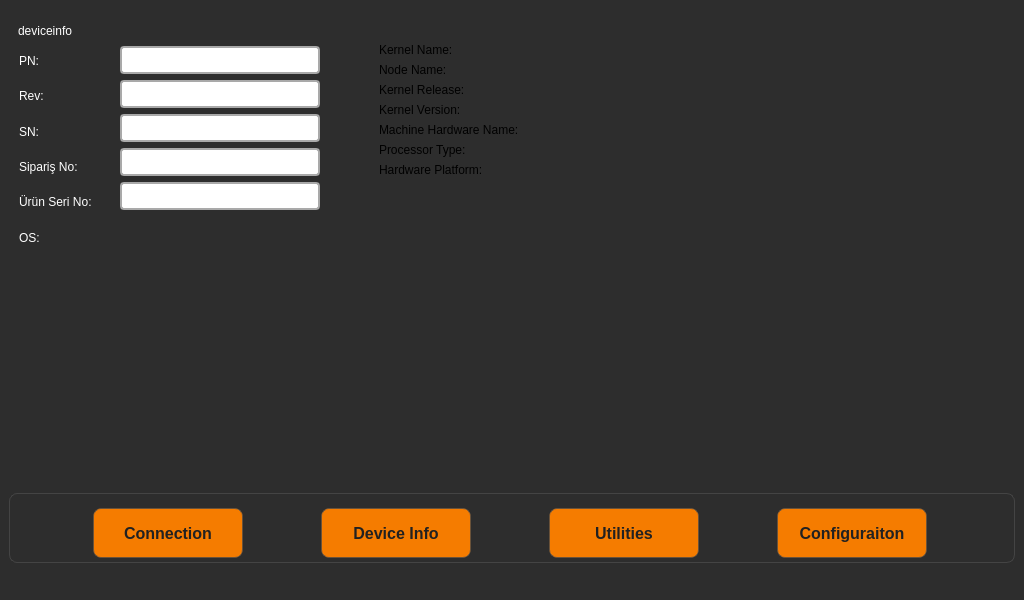
Before: the Qt Designer form mainwindow.ui in xemreyayla/mte-toolbox, drawn with Qt 5.
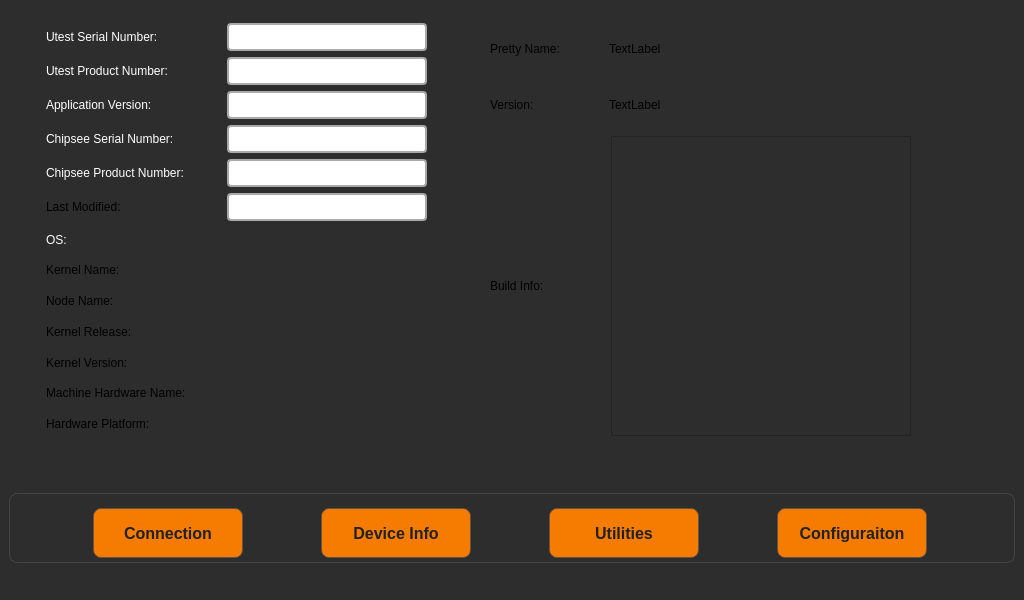
After: the same form once the commit is applied.

Patch:
```diff
--- a/mainwindow.ui
+++ b/mainwindow.ui
@@ -87,324 +87,495 @@
        <number>0</number>
       </property>
       <widget class="QWidget" name="DeviceInfoPage">
-       <widget class="QLabel" name="deviceinfoLabel">
-        <property name="geometry">
-         <rect>
-          <x>9</x>
-          <y>9</y>
-          <width>58</width>
-          <height>17</height>
-         </rect>
-        </property>
-        <property name="styleSheet">
-         <string notr="true">color: white;</string>
-        </property>
-        <property name="text">
-         <string>deviceinfo</string>
-        </property>
-       </widget>
-       <widget class="QWidget" name="layoutWidget">
+       <widget class="QWidget" name="">
         <property name="geometry">
          <rect>
           <x>10</x>
-          <y>33</y>
-          <width>301</width>
-          <height>206</height>
+          <y>10</y>
+          <width>921</width>
+          <height>413</height>
          </rect>
         </property>
-        <layout class="QHBoxLayout" name="horizontalLayout_2">
-         <item>
-          <layout class="QVBoxLayout" name="verticalLayout">
-           <item>
-            <widget class="QLabel" name="label">
-             <property name="styleSheet">
-              <string notr="true">color: white;</string>
-             </property>
-             <property name="text">
-              <string>PN:</string>
-             </property>
-            </widget>
-           </item>
-           <item>
-            <widget class="QLabel" name="label_6">
-             <property name="styleSheet">
-              <string notr="true">color: white;</string>
-             </property>
-             <property name="text">
-              <string>Rev:</string>
-             </property>
-            </widget>
-           </item>
-           <item>
-            <widget class="QLabel" name="label_3">
-             <property name="styleSheet">
-              <string notr="true">color: white;</string>
-             </property>
-             <property name="text">
-              <string>SN:</string>
-             </property>
-            </widget>
-           </item>
-           <item>
-            <widget class="QLabel" name="label_4">
-             <property name="styleSheet">
-              <string notr="true">color: white;</string>
-             </property>
-             <property name="text">
-              <string>Sipariş No:</string>
-             </property>
-            </widget>
-           </item>
-           <item>
-            <widget class="QLabel" name="label_5">
-             <property name="styleSheet">
-              <string notr="true">color: white;</string>
-             </property>
-             <property name="text">
-              <string>Ürün Seri No:</string>
-             </property>
-            </widget>
-           </item>
-           <item>
-            <widget class="QLabel" name="label_2">
-             <property name="styleSheet">
-              <string notr="true">color: white;</string>
-             </property>
-             <property name="text">
-              <string>OS:</string>
-             </property>
-            </widget>
-           </item>
-          </layout>
-         </item>
-         <item>
+        <layout class="QGridLayout" name="gridLayout_4">
+         <item row="1" column="0">
           <layout class="QGridLayout" name="gridLayout">
-           <item row="3" column="0">
-            <widget class="QLineEdit" name="snLineEdit">
-             <property name="maximumSize">
-              <size>
-               <width>200</width>
-               <height>16777215</height>
-              </size>
-             </property>
-             <property name="styleSheet">
-              <string notr="true">border: 2px solid #A9A9A9;
-border-radius: 4px;
-padding: 4px;
-background-color: white;
-color: black;</string>
-             </property>
-            </widget>
+           <item row="0" column="0">
+            <layout class="QVBoxLayout" name="verticalLayout">
+             <item>
+              <widget class="QLabel" name="label_2">
+               <property name="maximumSize">
+                <size>
+                 <width>185</width>
+                 <height>16777215</height>
+                </size>
+               </property>
+               <property name="styleSheet">
+                <string notr="true">color: white;</string>
+               </property>
+               <property name="text">
+                <string>OS:</string>
+               </property>
+              </widget>
+             </item>
+             <item>
+              <widget class="QLabel" name="kernelNameLabel">
+               <property name="maximumSize">
+                <size>
+                 <width>185</width>
+                 <height>16777215</height>
+                </size>
+               </property>
+               <property name="text">
+                <string>Kernel Name:</string>
+               </property>
+              </widget>
+             </item>
+             <item>
+              <widget class="QLabel" name="nodeNameLabel">
+               <property name="maximumSize">
+                <size>
+                 <width>185</width>
+                 <height>16777215</height>
+                </size>
+               </property>
+               <property name="text">
+                <string>Node Name:</string>
+               </property>
+              </widget>
+             </item>
+             <item>
+              <widget class="QLabel" name="kernelReleaseLabel">
+               <property name="maximumSize">
+                <size>
+                 <width>185</width>
+                 <height>16777215</height>
+                </size>
+               </property>
+               <property name="text">
+                <string>Kernel Release:</string>
+               </property>
+              </widget>
+             </item>
+             <item>
+              <widget class="QLabel" name="kernelVersionLabel">
+               <property name="maximumSize">
+                <size>
+                 <width>185</width>
+                 <height>16777215</height>
+                </size>
+               </property>
+               <property name="text">
+                <string>Kernel Version:</string>
+               </property>
+              </widget>
+             </item>
+             <item>
+              <widget class="QLabel" name="machineHardwareLabel">
+               <property name="maximumSize">
+                <size>
+                 <width>185</width>
+                 <height>16777215</height>
+                </size>
+               </property>
+               <property name="text">
+                <string>Machine Hardware Name:</string>
+               </property>
+              </widget>
+             </item>
+             <item>
+              <widget class="QLabel" name="hardwarePlatformLabel">
+               <property name="maximumSize">
+                <size>
+                 <width>185</width>
+                 <height>16777215</height>
+                </size>
+               </property>
+               <property name="text">
+                <string>Hardware Platform:</string>
+               </property>
+              </widget>
+             </item>
+            </layout>
            </item>
-           <item row="4" column="0">
-            <widget class="QLineEdit" name="siparisnoLineEdit">
-             <property name="maximumSize">
-              <size>
-               <width>200</width>
-               <height>16777215</height>
-              </size>
+           <item row="0" column="1">
+            <layout class="QVBoxLayout" name="verticalLayout_6">
+             <item>
+              <widget class="QLabel" name="osLabel">
+               <property name="text">
+                <string/>
+               </property>
+              </widget>
+             </item>
+             <item>
+              <widget class="QLabel" name="kernelnOLabel">
+               <property name="text">
+                <string/>
+               </property>
+              </widget>
+             </item>
+             <item>
+              <widget class="QLabel" name="nodenOLabel">
+               <property name="text">
+                <string/>
+               </property>
+              </widget>
+             </item>
+             <item>
+              <widget class="QLabel" name="kernelrOLabel">
+               <property name="text">
+                <string/>
+               </property>
+              </widget>
+             </item>
+             <item>
+              <widget class="QLabel" name="kernelvOLabel">
+               <property name="text">
+                <string/>
+               </property>
+              </widget>
+             </item>
+             <item>
+              <widget class="QLabel" name="machinehOLabel">
+               <property name="text">
+                <string/>
+               </property>
+              </widget>
+             </item>
+             <item>
+              <widget class="QLabel" name="hardwarepOlabel">
+               <property name="text">
+                <string/>
+               </property>
+              </widget>
+             </item>
+            </layout>
+           </item>
+          </layout>
+         </item>
+         <item row="0" column="2" rowspan="2">
+          <layout class="QGridLayout" name="gridLayout_7">
+           <item row="0" column="0">
+            <layout class="QGridLayout" name="gridLayout_5">
+             <property name="horizontalSpacing">
+              <number>4</number>
              </property>
-             <property name="styleSheet">
-              <string notr="true">border: 2px solid #A9A9A9;
-border-radius: 4px;
-padding: 4px;
-background-color: white;
-color: black;</string>
-             </property>
-            </widget>
+             <item row="0" column="0">
+              <widget class="QLabel" name="label_9">
+               <property name="maximumSize">
+                <size>
+                 <width>115</width>
+                 <height>16777215</height>
+                </size>
+               </property>
+               <property name="text">
+                <string>Pretty Name:</string>
+               </property>
+              </widget>
+             </item>
+             <item row="0" column="1">
+              <widget class="QLabel" name="prettyNameLabel">
+               <property name="text">
+                <string>TextLabel</string>
+               </property>
+              </widget>
+             </item>
+             <item row="1" column="0">
+              <widget class="QLabel" name="label_10">
+               <property name="maximumSize">
+                <size>
+                 <width>135</width>
+                 <height>16777215</height>
+                </size>
+               </property>
+               <property name="text">
+                <string>Version:</string>
+               </property>
+              </widget>
+             </item>
+             <item row="1" column="1">
+              <widget class="QLabel" name="versionLabel">
+               <property name="text">
+                <string>TextLabel</string>
+               </property>
+              </widget>
+             </item>
+            </layout>
            </item>
            <item row="1" column="0">
-            <widget class="QLineEdit" name="revLineEdit">
-             <property name="maximumSize">
-              <size>
-               <width>200</width>
-               <height>16777215</height>
-              </size>
-             </property>
-             <property name="styleSheet">
-              <string notr="true">border: 2px solid #A9A9A9;
-border-radius: 4px;
-padding: 4px;
-background-color: white;
-color: black;</string>
-             </property>
-            </widget>
-           </item>
-           <item row="5" column="0">
-            <widget class="QLineEdit" name="lineEdit6">
-             <property name="maximumSize">
-              <size>
-               <width>200</width>
-               <height>16777215</height>
-              </size>
-             </property>
-             <property name="styleSheet">
-              <string notr="true">border: 2px solid #A9A9A9;
-border-radius: 4px;
-padding: 4px;
-background-color: white;
-color: black;</string>
-             </property>
-            </widget>
-           </item>
-           <item row="2" column="0">
-            <widget class="QLineEdit" name="pnLineEdit">
-             <property name="sizePolicy">
-              <sizepolicy hsizetype="Fixed" vsizetype="Fixed">
-               <horstretch>0</horstretch>
-               <verstretch>0</verstretch>
-              </sizepolicy>
-             </property>
-             <property name="minimumSize">
-              <size>
-               <width>20</width>
-               <height>20</height>
-              </size>
-             </property>
-             <property name="maximumSize">
-              <size>
-               <width>200</width>
-               <height>16777215</height>
-              </size>
-             </property>
-             <property name="styleSheet">
-              <string notr="true">border: 2px solid #A9A9A9;
-border-radius: 4px;
-padding: 4px;
-background-color: white;
-color: black;</string>
-             </property>
-             <property name="text">
-              <string/>
-             </property>
-            </widget>
-           </item>
-           <item row="6" column="0">
-            <widget class="QLabel" name="osLabel">
-             <property name="text">
-              <string/>
-             </property>
-            </widget>
+            <layout class="QGridLayout" name="gridLayout_6">
+             <item row="0" column="1">
+              <widget class="QPlainTextEdit" name="buildInfoPlainTextEdit">
+               <property name="minimumSize">
+                <size>
+                 <width>250</width>
+                 <height>200</height>
+                </size>
+               </property>
+               <property name="maximumSize">
+                <size>
+                 <width>300</width>
+                 <height>300</height>
+                </size>
+               </property>
+               <property name="styleSheet">
+                <string notr="true">color: white;</string>
+               </property>
+              </widget>
+             </item>
+             <item row="0" column="0">
+              <widget class="QLabel" name="label_7">
+               <property name="maximumSize">
+                <size>
+                 <width>115</width>
+                 <height>16777215</height>
+                </size>
+               </property>
+               <property name="text">
+                <string>Build Info:</string>
+               </property>
+              </widget>
+             </item>
+            </layout>
            </item>
           </layout>
          </item>
-        </layout>
-       </widget>
-       <widget class="QWidget" name="">
-        <property name="geometry">
-         <rect>
-          <x>370</x>
-          <y>30</y>
-          <width>451</width>
-          <height>201</height>
-         </rect>
-        </property>
-        <layout class="QFormLayout" name="formLayout_5">
          <item row="0" column="0">
-          <layout class="QFormLayout" name="formLayout_2">
+          <layout class="QGridLayout" name="gridLayout_3">
            <item row="0" column="0">
-            <widget class="QLabel" name="kernelNameLabel">
-             <property name="text">
-              <string>Kernel Name:</string>
-             </property>
-            </widget>
+            <layout class="QVBoxLayout" name="verticalLayout_4">
+             <item>
+              <widget class="QLabel" name="label_5">
+               <property name="maximumSize">
+                <size>
+                 <width>175</width>
+                 <height>16777215</height>
+                </size>
+               </property>
+               <property name="styleSheet">
+                <string notr="true">color: white;</string>
+               </property>
+               <property name="text">
+                <string>Utest Serial Number:</string>
+               </property>
+              </widget>
+             </item>
+             <item>
+              <widget class="QLabel" name="label_3">
+               <property name="maximumSize">
+                <size>
+                 <width>175</width>
+                 <height>16777215</height>
+                </size>
+               </property>
+               <property name="styleSheet">
+                <string notr="true">color: white;</string>
+               </property>
+               <property name="text">
+                <string>Utest Product Number:</string>
+               </property>
+              </widget>
+             </item>
+             <item>
+              <widget class="QLabel" name="label">
+               <property name="maximumSize">
+                <size>
+                 <width>175</width>
+                 <height>16777215</height>
+                </size>
+               </property>
+               <property name="styleSheet">
+                <string notr="true">color: white;</string>
+               </property>
+               <property name="text">
+                <string>Application Version:</string>
+               </property>
+              </widget>
+             </item>
+             <item>
+              <widget class="QLabel" name="label_6">
+               <property name="maximumSize">
+                <size>
+                 <width>175</width>
+                 <height>16777215</height>
+                </size>
+               </property>
+               <property name="styleSheet">
+                <string notr="true">color: white;</string>
+               </property>
+               <property name="text">
+                <string>Chipsee Serial Number:</string>
+               </property>
+              </widget>
+             </item>
+             <item>
+              <widget class="QLabel" name="label_4">
+               <property name="maximumSize">
+                <size>
+                 <width>175</width>
+                 <height>16777215</height>
+                </size>
+               </property>
+               <property name="styleSheet">
+                <string notr="true">color: white;</string>
+               </property>
+               <property name="text">
+                <string>Chipsee Product Number:</string>
+               </property>
+              </widget>
+             </item>
+             <item>
+              <widget class="QLabel" name="label_8">
+               <property name="maximumSize">
+                <size>
+                 <width>175</width>
+                 <height>16777215</height>
+                </size>
+               </property>
+               <property name="text">
+                <string>Last Modified:</string>
+               </property>
+              </widget>
+             </item>
+            </layout>
            </item>
-           <item row="1" column="0">
-            <widget class="QLabel" name="nodeNameLabel">
-             <property name="text">
-              <string>Node Name:</string>
-             </property>
-            </widget>
-           </item>
-           <item row="2" column="0">
-            <widget class="QLabel" name="kernelReleaseLabel">
-             <property name="text">
-              <string>Kernel Release:</string>
-             </property>
-            </widget>
-           </item>
-           <item row="3" column="0">
-            <widget class="QLabel" name="kernelVersionLabel">
-             <property name="text">
-              <string>Kernel Version:</string>
-             </property>
-            </widget>
-           </item>
-           <item row="4" column="0">
-            <widget class="QLabel" name="machineHardwareLabel">
-             <property name="text">
-              <string>Machine Hardware Name:</string>
-             </property>
-            </widget>
-           </item>
-           <item row="5" column="0">
-            <widget class="QLabel" name="processorTypeLabel">
-             <property name="text">
-              <string>Processor Type:</string>
-             </property>
-            </widget>
-           </item>
-           <item row="6" column="0">
-            <widget class="QLabel" name="hardwarePlatformLabel">
-             <property name="text">
-              <string>Hardware Platform:</string>
-             </property>
-            </widget>
+           <item row="0" column="1">
+            <layout class="QVBoxLayout" name="verticalLayout_5">
+             <item>
+              <widget class="QLineEdit" name="snLineEdit">
+               <property name="maximumSize">
+                <size>
+                 <width>200</width>
+                 <height>16777215</height>
+                </size>
+               </property>
+               <property name="styleSheet">
+                <string notr="true">border: 2px solid #A9A9A9;
+border-radius: 4px;
+padding: 4px;
+background-color: white;
+color: black;</string>
+               </property>
+              </widget>
+             </item>
+             <item>
+              <widget class="QLineEdit" name="revLineEdit">
+               <property name="maximumSize">
+                <size>
+                 <width>200</width>
+                 <height>16777215</height>
+                </size>
+               </property>
+               <property name="styleSheet">
+                <string notr="true">border: 2px solid #A9A9A9;
+border-radius: 4px;
+padding: 4px;
+background-color: white;
+color: black;</string>
+               </property>
+              </widget>
+             </item>
+             <item>
+              <widget class="QLineEdit" name="pnLineEdit">
+               <property name="sizePolicy">
+                <sizepolicy hsizetype="Fixed" vsizetype="Fixed">
+                 <horstretch>0</horstretch>
+                 <verstretch>0</verstretch>
+                </sizepolicy>
+               </property>
+               <property name="minimumSize">
+                <size>
+                 <width>20</width>
+                 <height>20</height>
+                </size>
+               </property>
+               <property name="maximumSize">
+                <size>
+                 <width>200</width>
+                 <height>16777215</height>
+                </size>
+               </property>
+               <property name="styleSheet">
+                <string notr="true">border: 2px solid #A9A9A9;
+border-radius: 4px;
+padding: 4px;
+background-color: white;
+color: black;</string>
+               </property>
+               <property name="text">
+                <string/>
+               </property>
+              </widget>
+             </item>
+             <item>
+              <widget class="QLineEdit" name="siparisnoLineEdit">
+               <property name="maximumSize">
+                <size>
+                 <width>200</width>
+                 <height>16777215</height>
+                </size>
+               </property>
+               <property name="styleSheet">
+                <string notr="true">border: 2px solid #A9A9A9;
+border-radius: 4px;
+padding: 4px;
+background-color: white;
+color: black;</string>
+               </property>
+              </widget>
+             </item>
+             <item>
+              <widget class="QLineEdit" name="lineEdit6">
+               <property name="maximumSize">
+                <size>
+                 <width>200</width>
+                 <height>16777215</height>
+                </size>
+               </property>
+               <property name="styleSheet">
+                <string notr="true">border: 2px solid #A9A9A9;
+border-radius: 4px;
+padding: 4px;
+background-color: white;
+color: black;</string>
+               </property>
+              </widget>
+             </item>
+             <item>
+              <widget class="QLineEdit" name="lineEdit6_2">
+               <property name="maximumSize">
+                <size>
+                 <width>200</width>
+                 <height>16777215</height>
+                </size>
+               </property>
+               <property name="styleSheet">
+                <string notr="true">border: 2px solid #A9A9A9;
+border-radius: 4px;
+padding: 4px;
+background-color: white;
+color: black;</string>
+               </property>
+              </widget>
+             </item>
+            </layout>
            </item>
           </layout>
          </item>
          <item row="0" column="1">
-          <layout class="QFormLayout" name="formLayout_3">
-           <item row="0" column="0">
-            <widget class="QLabel" name="kernelnOLabel">
-             <property name="text">
-              <string/>
-             </property>
-            </widget>
-           </item>
-           <item row="1" column="0">
-            <widget class="QLabel" name="nodenOLabel">
-             <property name="text">
-              <string/>
-             </property>
-            </widget>
-           </item>
-           <item row="2" column="0">
-            <widget class="QLabel" name="kernelrOLabel">
-             <property name="text">
-              <string/>
-             </property>
-            </widget>
-           </item>
-           <item row="3" column="0">
-            <widget class="QLabel" name="kernelvOLabel">
-             <property name="text">
-              <string/>
-             </property>
-            </widget>
-           </item>
-           <item row="4" column="0">
-            <widget class="QLabel" name="machinehOLabel">
-             <property name="text">
-              <string/>
-             </property>
-            </widget>
-           </item>
-           <item row="5" column="0">
-            <widget class="QLabel" name="processtOLabel">
-             <property name="text">
-              <string/>
-             </property>
-            </widget>
-           </item>
-           <item row="6" column="0">
-            <widget class="QLabel" name="hardwarepOlabel">
-             <property name="text">
-              <string/>
-             </property>
-            </widget>
-           </item>
-          </layout>
+          <spacer name="horizontalSpacer">
+           <property name="orientation">
+            <enum>Qt::Orientation::Horizontal</enum>
+           </property>
+           <property name="sizeType">
+            <enum>QSizePolicy::Policy::Fixed</enum>
+           </property>
+           <property name="sizeHint" stdset="0">
+            <size>
+             <width>30</width>
+             <height>20</height>
+            </size>
+           </property>
+          </spacer>
          </item>
         </layout>
        </widget>
```
